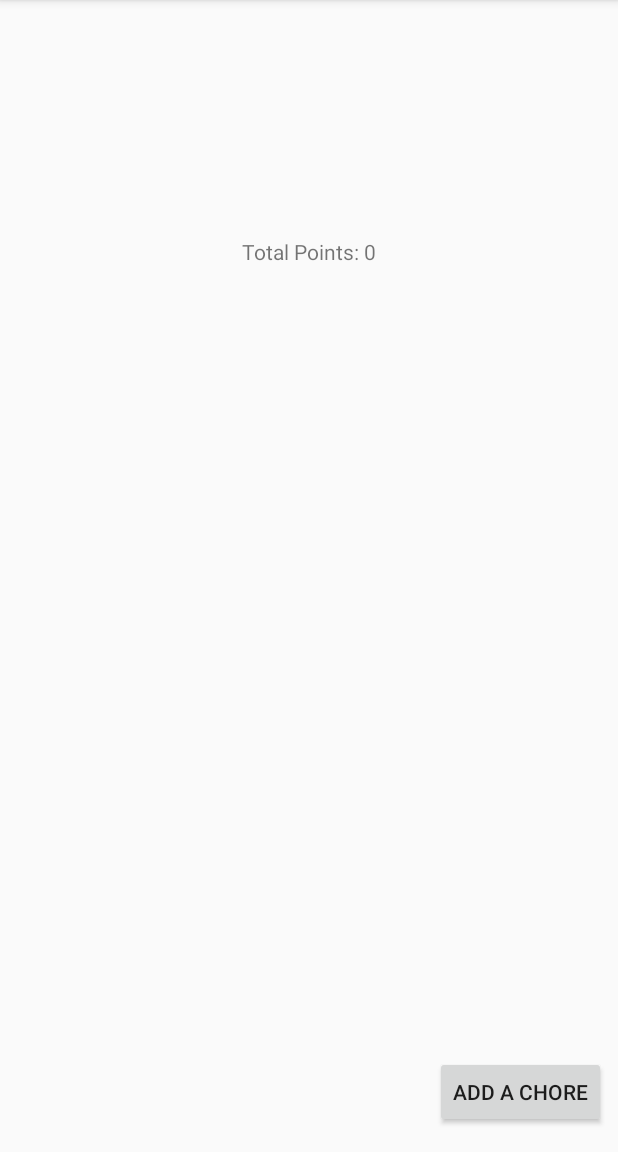
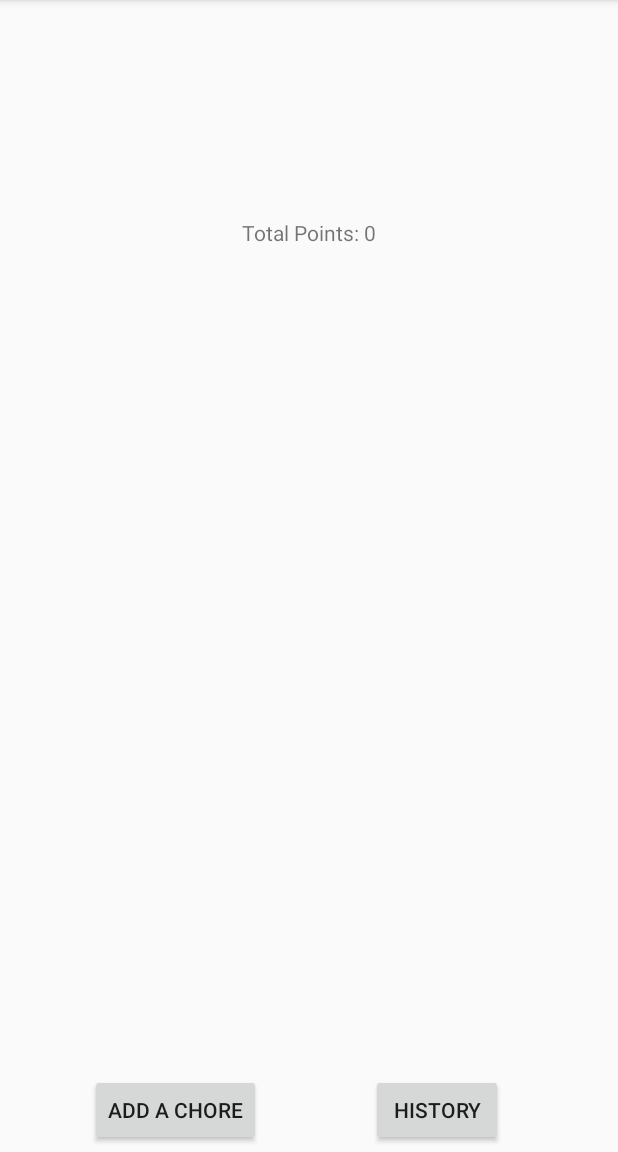
Before and after one commit to jpbulman/Roommate-Justice, an Android app: the screen it shows after launch (MainActivity), on a phone screen of 412 x 824 dp, the part 84-1236 px from its top. Run offline under Robolectric (Android 15) with nearby library versions, the phone set to English and light mode, and no system bars.

Commit message:
Added color priorities, tweaked design, added time stamps to history list of chores

```diff
--- a/app/src/main/java/com/example/jpbulman/roommatejustice/HistoryList.java
+++ b/app/src/main/java/com/example/jpbulman/roommatejustice/HistoryList.java
@@ -11,7 +11,8 @@ public class HistoryList implements Serializable {
     private ArrayList<Chore> listOfComplete = new ArrayList<Chore>();
 
     public void addHistory(Chore aChore) {
-        this.listOfComplete.add(aChore);
+
+        this.listOfComplete.add(0, aChore);
     }
     public ArrayList<Chore> getListOfComplete(){
         return this.listOfComplete;
--- a/app/src/main/java/com/example/jpbulman/roommatejustice/MainActivity.java
+++ b/app/src/main/java/com/example/jpbulman/roommatejustice/MainActivity.java
@@ -20,16 +20,16 @@ public class MainActivity extends AppCompatActivity {
     static final int addChoreCode = 1;
     public static String historykey = "com.example.jpbulman.roommatejustice.historykey";
     private HistoryList history = new HistoryList();
-    private ArrayAdapter arrayAdapter;
+    private JPAdapter choreJPAdapter;
 
     @Override
     protected void onCreate(Bundle savedInstanceState) {
         super.onCreate(savedInstanceState);
         setContentView(R.layout.activity_main);
 
-        arrayAdapter = new ArrayAdapter(this,android.R.layout.simple_list_item_1,listOfChores);
+        choreJPAdapter = new JPAdapter(this, listOfChores);
         ListView l = findViewById(R.id.listViewChoreHolder);
-        l.setAdapter(arrayAdapter);
+        l.setAdapter(choreJPAdapter);
         updateTotalPointsDisplay();
     }
 //    public void sendMessage(View view){
@@ -88,7 +88,7 @@ public class MainActivity extends AppCompatActivity {
                     history.addHistory(c);
                     updateTotalPointsDisplay();
                 } else if (resultInt == 1) {
-                    arrayAdapter.remove(c);
+                    choreJPAdapter.remove(c);
                 }
             }
         });
@@ -115,7 +115,7 @@ public class MainActivity extends AppCompatActivity {
                             chorePopUp(listOfChores.get(i));
                         }
                     });
-                    arrayAdapter.notifyDataSetChanged();
+                    choreJPAdapter.notifyDataSetChanged();
                 }
                 catch (Exception e){
                     Log.d("H","",e);}
--- a/app/src/main/res/layout/activity_main.xml
+++ b/app/src/main/res/layout/activity_main.xml
@@ -6,24 +6,11 @@
     android:layout_height="match_parent"
     tools:context="com.example.jpbulman.roommatejustice.MainActivity">
 
-    <Button
-        android:id="@+id/addChore"
-        android:layout_width="wrap_content"
-        android:layout_height="wrap_content"
-        android:layout_marginBottom="16dp"
-        android:layout_marginEnd="8dp"
-        android:layout_marginLeft="136dp"
-        android:onClick="addChore"
-        android:text="Add a chore"
-        app:layout_constraintBottom_toBottomOf="parent"
-        app:layout_constraintEnd_toEndOf="parent"
-        app:layout_constraintLeft_toLeftOf="parent" />
-
     <ListView
         android:id="@+id/listViewChoreHolder"
         android:layout_width="368dp"
-        android:layout_height="265dp"
-        android:layout_marginBottom="104dp"
+        android:layout_height="398dp"
+        android:layout_marginBottom="8dp"
         app:layout_constraintBottom_toTopOf="@+id/addChore"
         app:layout_constraintLeft_toLeftOf="parent"
         app:layout_constraintRight_toRightOf="parent" />
@@ -41,13 +28,26 @@
 
     <Button
         android:id="@+id/button"
-        android:layout_width="86dp"
-        android:layout_height="41dp"
-        android:layout_marginBottom="8dp"
-        android:layout_marginStart="8dp"
+        android:layout_width="wrap_content"
+        android:layout_height="wrap_content"
+        android:layout_marginBottom="4dp"
+        android:layout_marginEnd="8dp"
+        android:layout_marginStart="4dp"
         android:onClick="showHistory"
-        android:text="History"
-        app:layout_constraintBottom_toBottomOf="@+id/addChore"
+        android:text="@string/history"
+        app:layout_constraintBottom_toBottomOf="parent"
+        app:layout_constraintEnd_toEndOf="parent"
         app:layout_constraintStart_toEndOf="@+id/addChore" />
 
+    <Button
+        android:id="@+id/addChore"
+        android:layout_width="wrap_content"
+        android:layout_height="wrap_content"
+        android:layout_marginBottom="4dp"
+        android:layout_marginStart="60dp"
+        android:onClick="addChore"
+        android:text="@string/add_a_chore"
+        app:layout_constraintBottom_toBottomOf="parent"
+        app:layout_constraintStart_toStartOf="parent" />
+
 </android.support.constraint.ConstraintLayout>
--- a/app/src/main/res/values/strings.xml
+++ b/app/src/main/res/values/strings.xml
@@ -9,4 +9,11 @@
     <string name="cancel">Cancel</string>
     <string name="okay">OK</string>
     <string name="total_points">Total Points:</string>
+    <string name="history">History</string>
+    <string name="add_a_chore">Add a chore</string>
+    <string name="high_priority">High Priority</string>
+    <string name="moderate_priority">Moderate Priority</string>
+    <string name="no_priority">No Priority</string>
+    <string name="low_priority">Low Priority</string>
+    <string name="priority">Priority</string>
 </resources>
```
Also changed, not shown: app/src/main/java/com/example/jpbulman/roommatejustice/AddChoreActivity.java (+24 -2 lines), app/src/main/java/com/example/jpbulman/roommatejustice/Chore.java (+29 -2 lines), app/src/main/java/com/example/jpbulman/roommatejustice/JPAdapter.java (added, +52 -0 lines), app/src/main/res/layout/activity_add_chore.xml (+10 -0 lines), app/src/main/res/layout/list_item.xml (added, +14 -0 lines).
